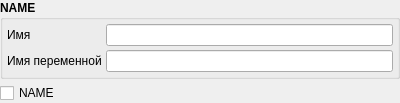
This is src/components/variableboolframe.ui in Gris87/ProtocolCreator as Qt 5 draws it before an edit. The edited form follows.
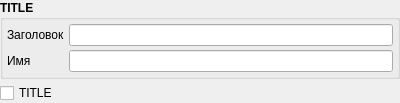
This is the edited form.

```diff
--- a/src/components/variableboolframe.ui
+++ b/src/components/variableboolframe.ui
@@ -29,7 +29,7 @@
       </font>
      </property>
      <property name="title">
-      <string>NAME</string>
+      <string>TITLE</string>
      </property>
      <layout class="QGridLayout" name="gridLayout">
       <property name="margin">
@@ -47,7 +47,7 @@
          </font>
         </property>
         <property name="text">
-         <string>Имя</string>
+         <string>Заголовок</string>
         </property>
        </widget>
       </item>
@@ -70,7 +70,7 @@
          </font>
         </property>
         <property name="text">
-         <string>Имя переменной</string>
+         <string>Имя</string>
         </property>
        </widget>
       </item>
@@ -99,7 +99,7 @@
       <item>
        <widget class="QCheckBox" name="valueCheckBox">
         <property name="text">
-         <string>NAME</string>
+         <string>TITLE</string>
         </property>
        </widget>
       </item>
```
